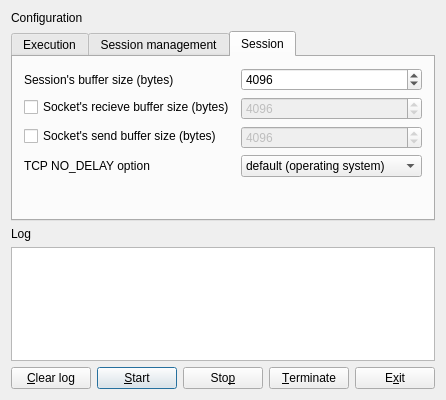
Before: the Qt Designer form src/ma/echo/server/qt/mainform.ui in mabrarov/asio_samples, drawn with Qt 5.
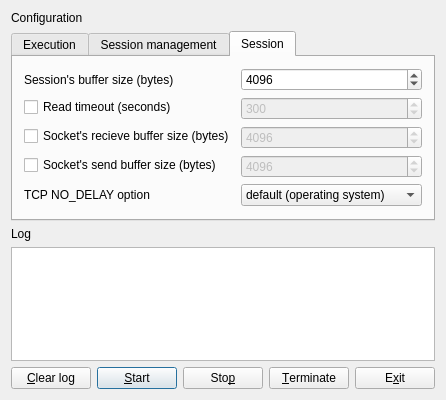
After: the same form once the commit is applied. The open tabs and pages were chosen to show the change.

Commit message: Work with timeouts introduced into echo_server and qt_echo_server (session's read timeout).

```diff
--- a/src/ma/echo/server/qt/mainform.ui
+++ b/src/ma/echo/server/qt/mainform.ui
@@ -250,14 +250,14 @@
          </property>
         </widget>
        </item>
-       <item row="1" column="0">
+       <item row="2" column="0">
         <widget class="QCheckBox" name="sockRecvBufferSizeCheckBox">
          <property name="text">
           <string>Socket's recieve buffer size (bytes)</string>
          </property>
         </widget>
        </item>
-       <item row="1" column="1">
+       <item row="2" column="1">
         <widget class="QSpinBox" name="sockRecvBufferSizeSpinBox">
          <property name="enabled">
           <bool>false</bool>
@@ -282,14 +282,14 @@
          </property>
         </widget>
        </item>
-       <item row="2" column="0">
+       <item row="3" column="0">
         <widget class="QCheckBox" name="sockSendBufferSizeCheckBox">
          <property name="text">
           <string>Socket's send buffer size (bytes)</string>
          </property>
         </widget>
        </item>
-       <item row="2" column="1">
+       <item row="3" column="1">
         <widget class="QSpinBox" name="sockSendBufferSizeSpinBox">
          <property name="enabled">
           <bool>false</bool>
@@ -314,14 +314,14 @@
          </property>
         </widget>
        </item>
-       <item row="3" column="0">
+       <item row="4" column="0">
         <widget class="QLabel" name="tcpNoDelayLabel">
          <property name="text">
           <string>TCP NO_DELAY option</string>
          </property>
         </widget>
        </item>
-       <item row="3" column="1">
+       <item row="4" column="1">
         <widget class="QComboBox" name="tcpNoDelayComboBox">
          <property name="sizePolicy">
           <sizepolicy hsizetype="Expanding" vsizetype="Fixed">
@@ -349,6 +349,38 @@
          </item>
         </widget>
        </item>
+       <item row="1" column="0">
+        <widget class="QCheckBox" name="readTimeoutCheckBox">
+         <property name="text">
+          <string>Read timeout (seconds)</string>
+         </property>
+        </widget>
+       </item>
+       <item row="1" column="1">
+        <widget class="QSpinBox" name="readTimeoutSpinBox">
+         <property name="enabled">
+          <bool>false</bool>
+         </property>
+         <property name="sizePolicy">
+          <sizepolicy hsizetype="Expanding" vsizetype="Fixed">
+           <horstretch>0</horstretch>
+           <verstretch>0</verstretch>
+          </sizepolicy>
+         </property>
+         <property name="minimum">
+          <number>0</number>
+         </property>
+         <property name="maximum">
+          <number>10485760</number>
+         </property>
+         <property name="singleStep">
+          <number>10</number>
+         </property>
+         <property name="value">
+          <number>300</number>
+         </property>
+        </widget>
+       </item>
       </layout>
      </widget>
     </widget>
```
Left out of the diff: 34 changed lines with no effect on the pictures. The commit also changes 6 other files.
